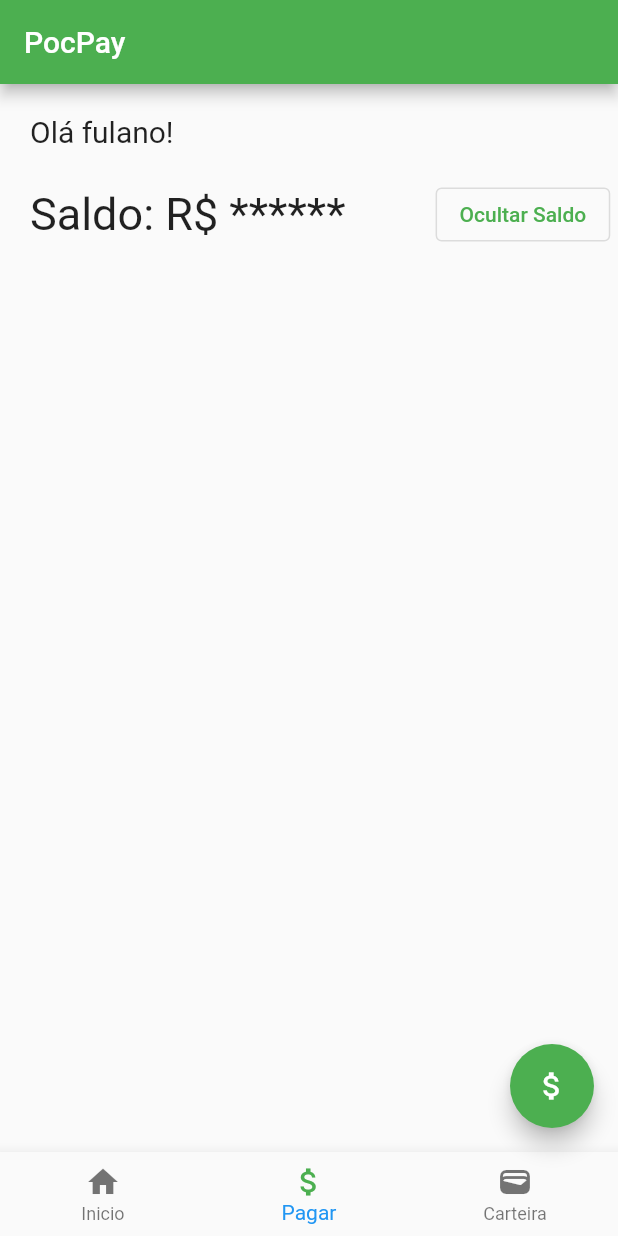
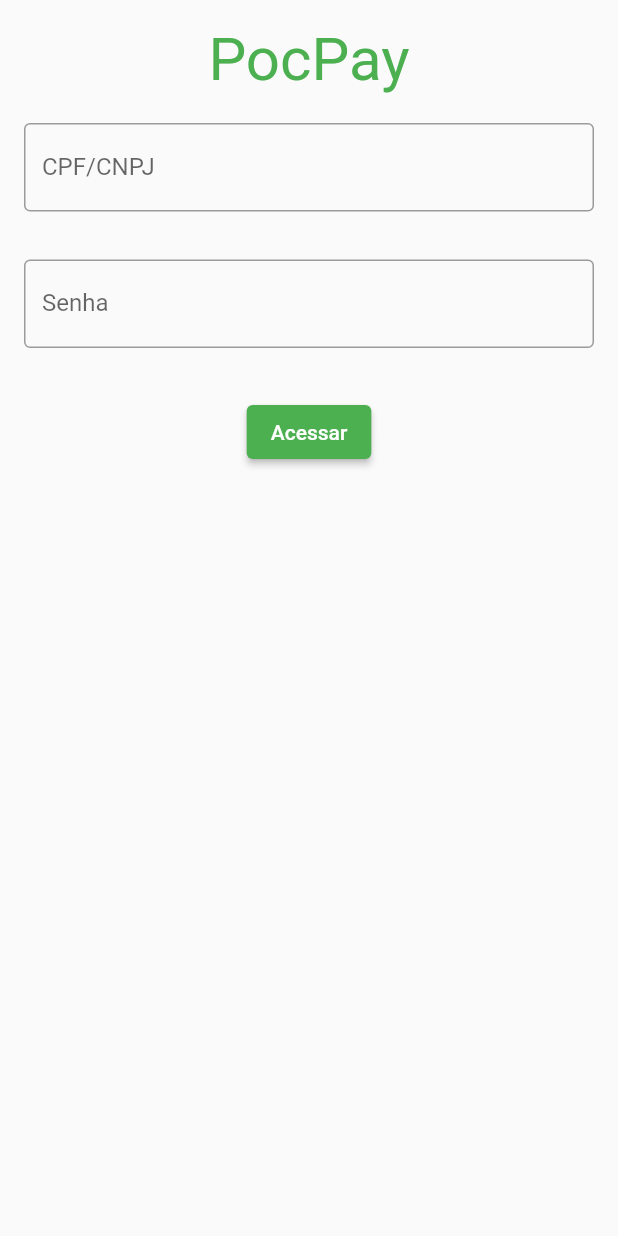
Before and after one commit to jovi-j/pocpay, a Flutter app: the screen it shows after launch, on a phone screen of 412 x 824 dp. Run offline on Flutter 3.47's test engine with Material 2 defaults, Android fonts, the phone set to English and light mode, and no system bars.

Commit message:
feat: login screen implementation

```diff
--- /dev/null
+++ b/lib/features/authentication/login.dart
@@ -0,0 +1,98 @@
+import 'package:flutter/material.dart';
+import 'package:pocpay/features/inicio/inicio.dart';
+
+class Login extends StatefulWidget {
+  const Login({super.key});
+
+  @override
+  State<Login> createState() => _LoginState();
+}
+
+class _LoginState extends State<Login> {
+  final _formKey = GlobalKey<FormState>();
+  TextEditingController emailController = TextEditingController();
+  TextEditingController passwordController = TextEditingController();
+
+  @override
+  Widget build(BuildContext context) {
+    return Scaffold(
+      body: Form(
+        key: _formKey,
+        child: Padding(
+          padding: const EdgeInsets.symmetric(horizontal: 8, vertical: 16),
+          child: Column(
+            crossAxisAlignment: CrossAxisAlignment.center,
+            children: [
+              SizedBox(
+                height: 50,
+                child: const Text("PocPay",
+                    style: TextStyle(color: Colors.green, fontSize: 40)),
+              ),
+              Padding(
+                padding:
+                    const EdgeInsets.symmetric(horizontal: 8, vertical: 16),
+                child: TextFormField(
+                  controller: emailController,
+                  decoration: const InputDecoration(
+                      border: OutlineInputBorder(), labelText: "CPF/CNPJ"),
+                  validator: (value) {
+                    if (value == null || value.isEmpty) {
+                      return 'Por favor, insira seu CPF ou CNPJ.';
+                    }
+                    return null;
+                  },
+                ),
+              ),
+              Padding(
+                padding:
+                    const EdgeInsets.symmetric(horizontal: 8, vertical: 16),
+                child: TextFormField(
+                  controller: passwordController,
+                  obscureText: true,
+                  decoration: const InputDecoration(
+                      border: OutlineInputBorder(), labelText: "Senha"),
+                  validator: (value) {
+                    if (value == null || value.isEmpty) {
+                      return 'Por favor, insira sua senha.';
+                    }
+                    return null;
+                  },
+                ),
+              ),
+              Padding(
+                padding:
+                    const EdgeInsets.symmetric(horizontal: 8, vertical: 16.0),
+                child: Center(
+                  child: ElevatedButton(
+                    onPressed: () {
+                      if (emailController.text == "999.999.999-99" &&
+                          passwordController.text == "1234") {
+                        Navigator.push(
+                          context,
+                          MaterialPageRoute(builder: (context) => Inicio()),
+                        );
+                      } else {
+                        ScaffoldMessenger.of(context).showSnackBar(
+                          const SnackBar(
+                              content: Text('CPF/CNPJ ou Senha incorreta.')),
+                        );
+                      }
+                      if (_formKey.currentState!.validate()) {
+                      } else {
+                        ScaffoldMessenger.of(context).showSnackBar(
+                          const SnackBar(
+                              content: Text('Por favor, insira os dados.')),
+                        );
+                      }
+                    },
+                    child: const Text('Acessar'),
+                  ),
+                ),
+              ),
+            ],
+          ),
+        ),
+      ),
+    );
+  }
+}
```
Also changed, not shown: lib/main.dart (+6 -2 lines).
